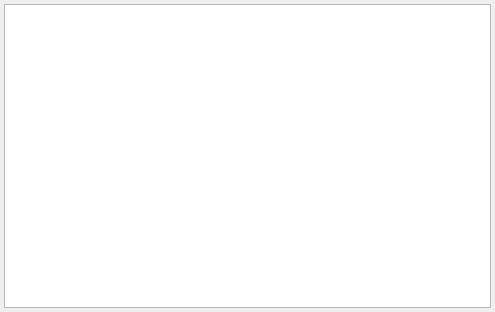
Qt form guiApp/sysPaths.ui (kaymatrix/SachathyaScripts) before a commit.
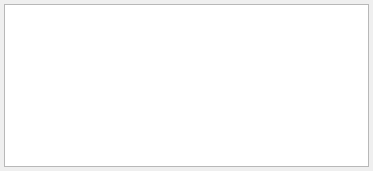
The same form after that commit.

Patch:
```diff
--- a/guiApp/sysPaths.ui
+++ b/guiApp/sysPaths.ui
@@ -6,8 +6,8 @@
    <rect>
     <x>0</x>
     <y>0</y>
-    <width>495</width>
-    <height>312</height>
+    <width>373</width>
+    <height>171</height>
    </rect>
   </property>
   <property name="windowTitle">
```
